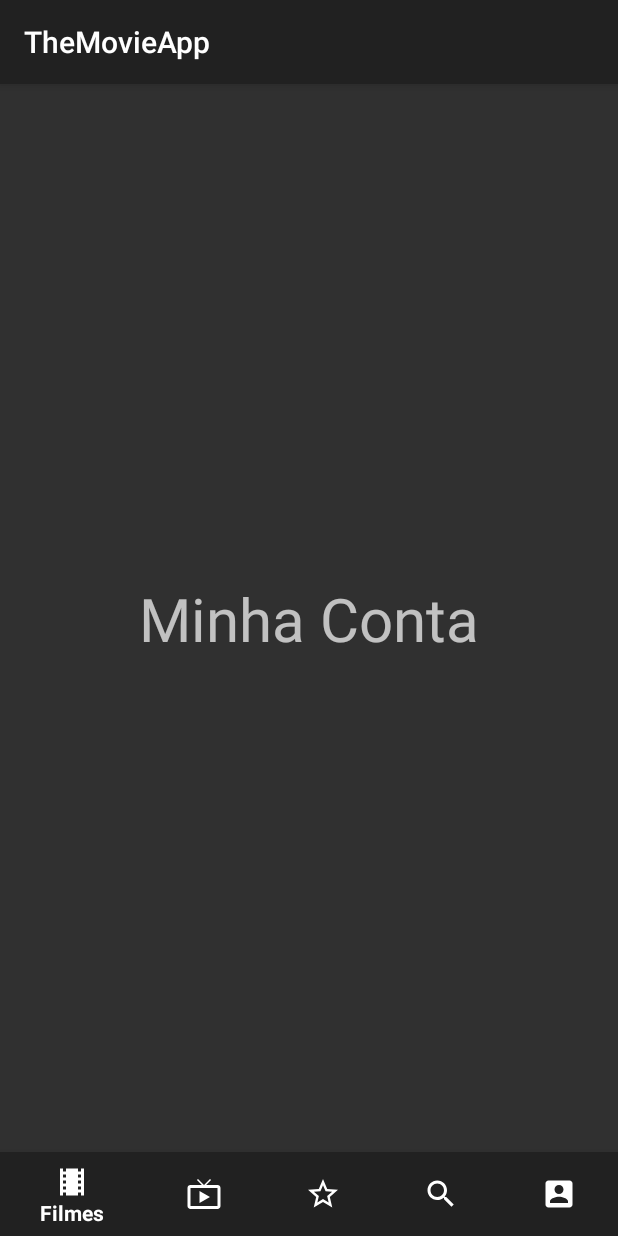
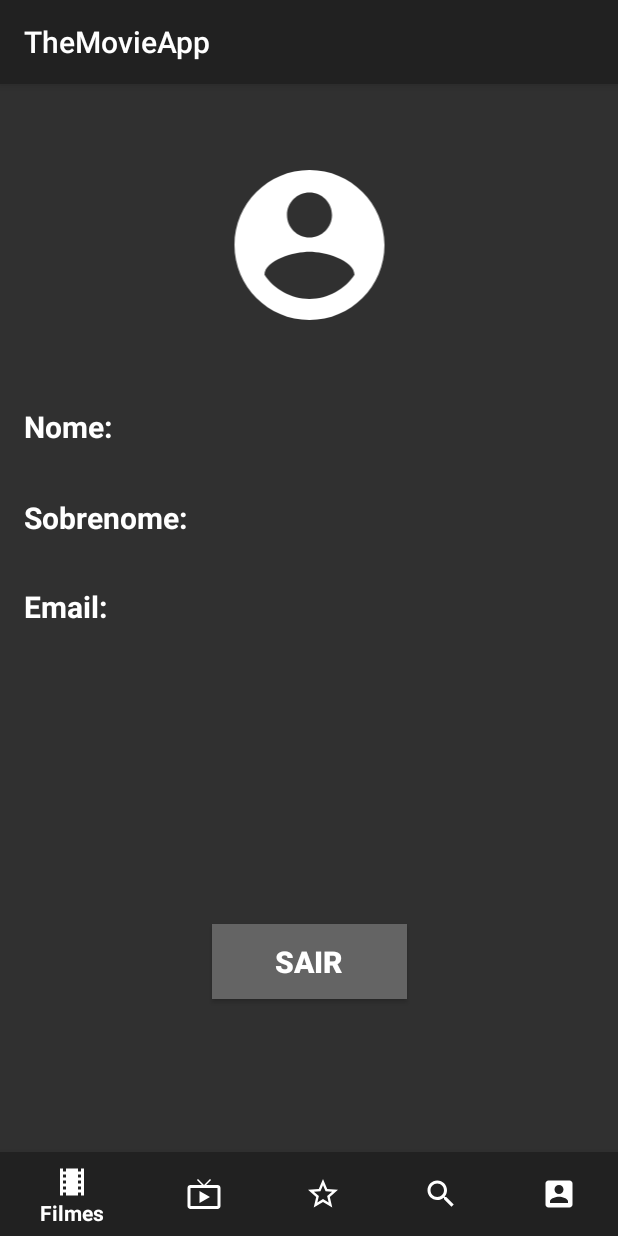
Before and after one commit to felipejoseguimaraesfonseca/TheMovieApp, an Android app: the fragment MyAccountFragment placed in its activity, on a phone screen of 412 x 824 dp. Run offline under Robolectric (Android 15) with nearby library versions, the phone set to English and light mode, and no system bars; pictures from the network do not load; 1 statement that could not run was skipped.

Commit message:
RegisterActivity, activity_login.xml, fragment_my_account.xml has been updated, ic_user_photo has been added and MainActivity and activity_main.xml has been deleted.

```diff
--- a/app/build.gradle
+++ b/app/build.gradle
@@ -43,10 +43,10 @@ dependencies {
 
     implementation fileTree(dir: "libs", include: ["*.jar"])
     implementation "org.jetbrains.kotlin:kotlin-stdlib:$kotlin_version"
-    implementation 'androidx.core:core-ktx:1.3.1'
+    implementation 'androidx.core:core-ktx:1.3.2'
     implementation 'androidx.appcompat:appcompat:1.2.0'
     implementation 'androidx.constraintlayout:constraintlayout:2.0.1'
-    implementation 'com.google.android.material:material:1.2.0-alpha02'
+    implementation 'com.google.android.material:material:1.3.0-alpha03'
     implementation 'androidx.recyclerview:recyclerview:1.1.0'
     implementation 'androidx.cardview:cardview:1.0.0'
     implementation 'androidx.legacy:legacy-support-v4:1.0.0'
--- a/app/src/main/AndroidManifest.xml
+++ b/app/src/main/AndroidManifest.xml
@@ -12,7 +12,7 @@
         android:roundIcon="@mipmap/ic_launcher_round"
         android:supportsRtl="true"
         android:theme="@style/AppTheme">
-        <activity android:name=".view.activities.SerieDetailsActivity"></activity>
+        <activity android:name=".view.activities.SerieDetailsActivity"/>
         <activity android:name=".view.activities.NavigationActivity" />
         <activity android:name=".view.activities.RegisterActivity" />
         <activity android:name=".view.activities.LoginActivity">
@@ -23,7 +23,6 @@
             </intent-filter>
         </activity>
         <activity android:name=".view.activities.MovieDetailsActivity" />
-        <activity android:name=".view.activities.MainActivity" />
     </application>
 
 </manifest>
--- a/app/src/main/java/com/example/themovieapp/view/activities/RegisterActivity.kt
+++ b/app/src/main/java/com/example/themovieapp/view/activities/RegisterActivity.kt
@@ -45,7 +45,7 @@ class RegisterActivity : AppCompatActivity(), View.OnClickListener {
                 Toast.makeText(this, getString(R.string.put_datas), Toast.LENGTH_SHORT).show()
             } else {
                 mViewModel.save(mUserId, firstName, lastName, email, password)
-                val intent = Intent(this, NavigationActivity::class.java)
+                val intent = Intent(this, LoginActivity::class.java)
                 startActivity(intent)
                 finish()
             }
--- /dev/null
+++ b/app/src/main/res/drawable/ic_user_photo.xml
@@ -0,0 +1,5 @@
+<vector android:height="24dp" android:tint="#FFFFFF"
+    android:viewportHeight="24" android:viewportWidth="24"
+    android:width="24dp" xmlns:android="http://schemas.android.com/apk/res/android">
+    <path android:fillColor="@android:color/white" android:pathData="M12,2C6.48,2 2,6.48 2,12s4.48,10 10,10 10,-4.48 10,-10S17.52,2 12,2zM12,5c1.66,0 3,1.34 3,3s-1.34,3 -3,3 -3,-1.34 -3,-3 1.34,-3 3,-3zM12,19.2c-2.5,0 -4.71,-1.28 -6,-3.22 0.03,-1.99 4,-3.08 6,-3.08 1.99,0 5.97,1.09 6,3.08 -1.29,1.94 -3.5,3.22 -6,3.22z"/>
+</vector>
--- a/app/src/main/res/layout/activity_login.xml
+++ b/app/src/main/res/layout/activity_login.xml
@@ -46,6 +46,7 @@
         android:layout_marginBottom="68dp"
         android:background="@color/buttonColor"
         android:text="@string/log_in"
+        android:textStyle="bold"
         android:textColor="@color/textButtonColor"
         app:layout_constraintBottom_toTopOf="@+id/textNoAccountApp"
         app:layout_constraintEnd_toEndOf="parent"
--- a/app/src/main/res/layout/fragment_my_account.xml
+++ b/app/src/main/res/layout/fragment_my_account.xml
@@ -1,20 +1,112 @@
 <?xml version="1.0" encoding="utf-8"?>
 <androidx.constraintlayout.widget.ConstraintLayout xmlns:android="http://schemas.android.com/apk/res/android"
+    xmlns:app="http://schemas.android.com/apk/res-auto"
     xmlns:tools="http://schemas.android.com/tools"
     android:layout_width="match_parent"
     android:layout_height="match_parent"
-    xmlns:app="http://schemas.android.com/apk/res-auto"
     tools:context=".view.fragments.MyAccountFragment">
 
+    <ImageView
+        android:id="@+id/user_photo"
+        android:layout_width="130dp"
+        android:layout_height="120dp"
+        android:layout_gravity="center"
+        app:layout_constraintBottom_toTopOf="@+id/text_user_first_name"
+        app:layout_constraintEnd_toEndOf="parent"
+        app:layout_constraintStart_toStartOf="parent"
+        app:layout_constraintTop_toTopOf="parent"
+        app:srcCompat="@drawable/ic_user_photo" />
+
     <TextView
-        android:id="@+id/my_account"
+        android:id="@+id/text_first_name"
         android:layout_width="wrap_content"
         android:layout_height="wrap_content"
-        android:text="Minha Conta"
-        android:textSize="40sp"
-        app:layout_constraintTop_toTopOf="parent"
+        android:layout_marginStart="16dp"
+        android:layout_marginTop="226dp"
+        android:layout_marginBottom="33dp"
+        android:text="@string/text_name"
+        android:textColor="#FFF"
+        android:textSize="20sp"
+        android:textStyle="bold"
+        app:layout_constraintBottom_toTopOf="@+id/text_last_name"
+        app:layout_constraintEnd_toStartOf="@+id/text_user_first_name"
+        app:layout_constraintStart_toStartOf="parent"
+        app:layout_constraintTop_toTopOf="parent" />
+
+    <TextView
+        android:id="@+id/text_user_first_name"
+        android:layout_width="0dp"
+        android:layout_height="wrap_content"
+        android:textSize="20sp"
+        android:textStyle="bold"
+        app:layout_constraintBaseline_toBaselineOf="@+id/text_first_name"
+        app:layout_constraintEnd_toEndOf="parent"
+        app:layout_constraintStart_toEndOf="@+id/text_first_name" />
+
+    <TextView
+        android:id="@+id/text_last_name"
+        android:layout_width="wrap_content"
+        android:layout_height="wrap_content"
+        android:layout_marginStart="16dp"
+        android:layout_marginBottom="32dp"
+        android:text="@string/text_last_name"
+        android:textColor="#FFF"
+        android:textSize="20sp"
+        android:textStyle="bold"
+        app:layout_constraintBottom_toTopOf="@+id/text_user_email"
+        app:layout_constraintEnd_toStartOf="@+id/text_user_last_name"
+        app:layout_constraintStart_toStartOf="parent"
+        app:layout_constraintTop_toBottomOf="@+id/text_first_name" />
+
+    <TextView
+        android:id="@+id/text_user_last_name"
+        android:layout_width="0dp"
+        android:layout_height="wrap_content"
+        android:textSize="20sp"
+        android:textStyle="bold"
+        app:layout_constraintBaseline_toBaselineOf="@+id/text_last_name"
+        app:layout_constraintEnd_toEndOf="parent"
+        app:layout_constraintStart_toEndOf="@+id/text_last_name" />
+
+    <TextView
+        android:id="@+id/text_email"
+        android:layout_width="wrap_content"
+        android:layout_height="wrap_content"
+        android:layout_marginStart="16dp"
+        android:text="@string/text_email"
+        android:textColor="#FFF"
+        android:textSize="20sp"
+        android:textStyle="bold"
+        app:layout_constraintBaseline_toBaselineOf="@+id/text_user_email"
+        app:layout_constraintEnd_toStartOf="@+id/text_user_email"
+        app:layout_constraintStart_toStartOf="parent" />
+
+    <TextView
+        android:id="@+id/text_user_email"
+        android:layout_width="0dp"
+        android:layout_height="wrap_content"
+        android:layout_marginBottom="209dp"
+        android:textSize="20sp"
+        android:textStyle="bold"
+        app:layout_constraintBottom_toTopOf="@+id/button_exit_account"
+        app:layout_constraintEnd_toEndOf="parent"
+        app:layout_constraintStart_toEndOf="@+id/text_email"
+        app:layout_constraintTop_toBottomOf="@+id/text_last_name" />
+
+    <Button
+        android:id="@+id/button_exit_account"
+        android:layout_width="130dp"
+        android:layout_height="50dp"
+        android:layout_gravity="center"
+        android:layout_marginBottom="102dp"
+        android:background="@color/buttonColor"
+        android:text="@string/button_exit"
+        android:textColor="@color/textButtonColor"
+        android:textSize="20sp"
+        android:textStyle="bold"
         app:layout_constraintBottom_toBottomOf="parent"
-        app:layout_constraintLeft_toLeftOf="parent"
-        app:layout_constraintRight_toRightOf="parent"/>
+        app:layout_constraintEnd_toEndOf="parent"
+        app:layout_constraintStart_toStartOf="parent" />
+
 
 </androidx.constraintlayout.widget.ConstraintLayout>
--- a/app/src/main/res/values/strings.xml
+++ b/app/src/main/res/values/strings.xml
@@ -31,4 +31,8 @@
     <string name="highest_rated_series">As séries mais avaliadas de todos os tempos</string>
     <string name="on_tv">Na TV</string>
     <string name="series_on_tv">Séries que estão na tv</string>
+    <string name="text_name">Nome:</string>
+    <string name="text_last_name">Sobrenome:</string>
+    <string name="text_email">Email:</string>
+    <string name="button_exit">Sair</string>
 </resources>
```
Also changed, not shown: app/src/main/java/com/example/themovieapp/view/activities/MainActivity.kt (deleted, +0 -184 lines), app/src/main/res/layout/activity_main.xml (deleted, +0 -98 lines).
